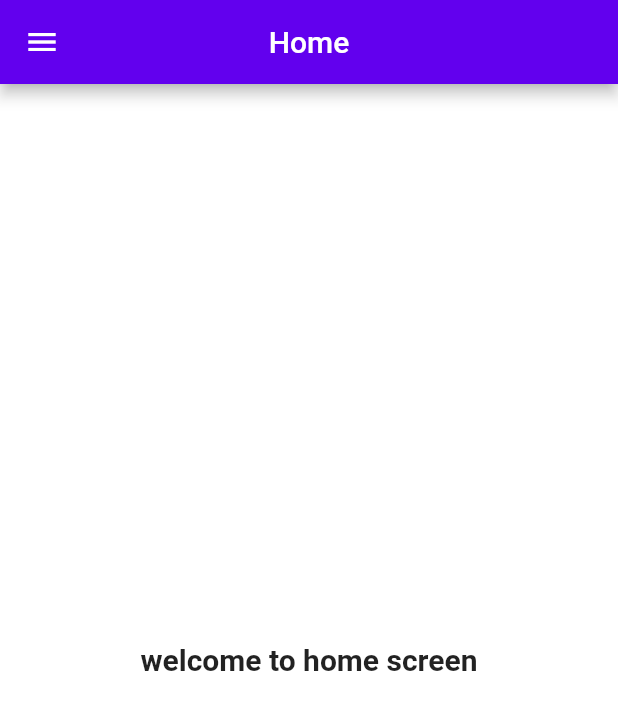
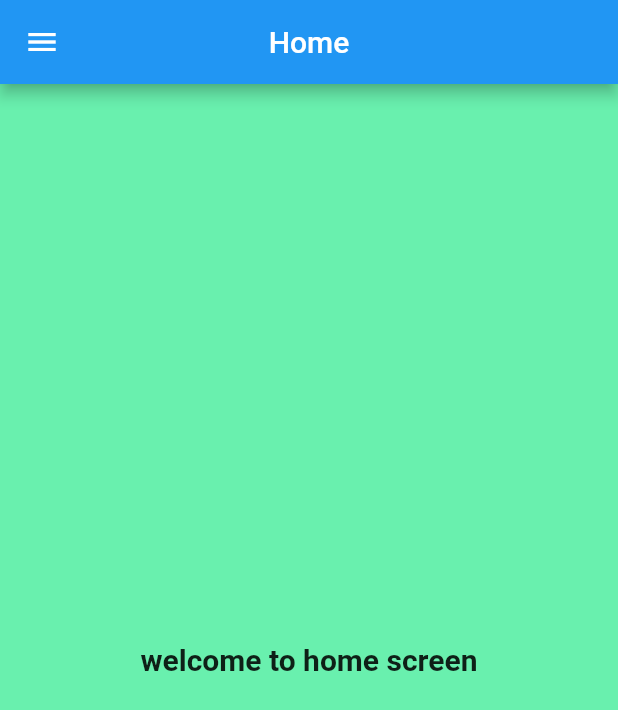
Before and after one commit to Huzaifa2712/ToDo_App, a Flutter app: the screen it shows after launch, on a phone screen of 412 x 824 dp. Shown: the top 710 px of the screen. Run offline on Flutter 3.47's test engine with Material 2 defaults, Android fonts, the phone set to English and light mode, and no system bars.

Commit message:
minor changes

```diff
--- a/lib/screens/home_screen.dart
+++ b/lib/screens/home_screen.dart
@@ -12,10 +12,10 @@ class _HomeState extends State<Home> {
   @override
   Widget build(BuildContext context) {
     return MaterialApp(
-      theme: ThemeData.from(colorScheme: const ColorScheme.light()),
       debugShowCheckedModeBanner: false,
       title: 'ToDo App',
       home: Scaffold(
+          backgroundColor: Colors.greenAccent,
           appBar: AppBar(
             centerTitle: true,
             title: const Text('Home'),
```
